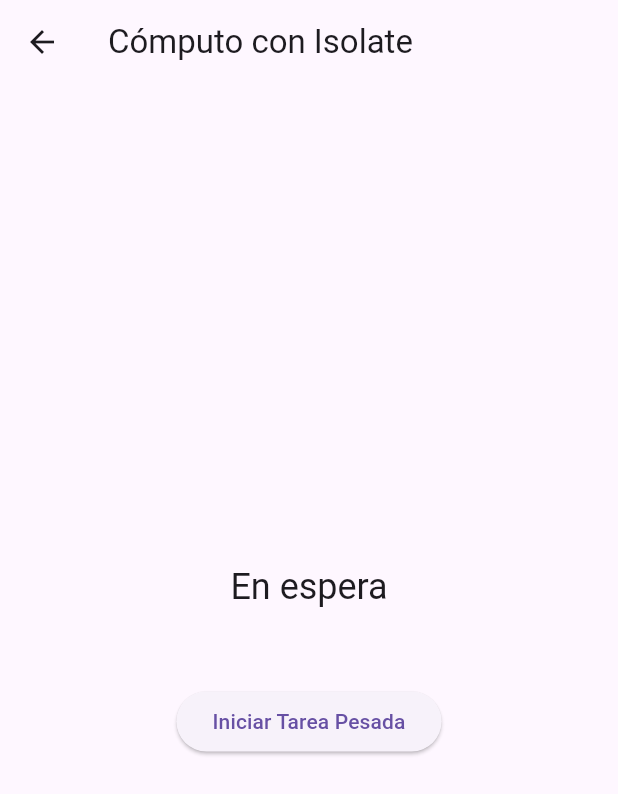
After one commit to Alexvarela010/flutter-course, a Flutter app: the IsolateScreen screen opened by its route, on a phone screen of 412 x 824 dp. The commit adds this screen. Shown: the top 794 px of the screen. Run offline on Flutter 3.47's test engine with Material 3 defaults, Android fonts, the phone set to English and light mode, and no system bars; our stand-ins replace go_router; network calls fail.

Commit message:
(feat): Implementa una pantalla que realiza un calculo en un isolate

```diff
--- a/lib/main.dart
+++ b/lib/main.dart
@@ -3,6 +3,7 @@ import 'package:go_router/go_router.dart';
 import 'screens/home_screen.dart';
 import 'screens/detail_screen.dart';
 import 'screens/timer_screen.dart';
+import 'screens/isolate_screen.dart'; // Importar la nueva pantalla
 
 void main() {
   runApp(const MyApp());
@@ -21,9 +22,13 @@ final GoRouter _router = GoRouter(
             return DetailScreen(value: value);
           },
         ),
-         GoRoute(
+        GoRoute(
           path: 'timer',
           builder: (context, state) => const TimerScreen(),
+        ),
+        GoRoute( // ruta para el Isolate
+          path: 'isolate',
+          builder: (context, state) => const IsolateScreen(),
         ),
       ],
     ),
--- a/lib/screens/home_screen.dart
+++ b/lib/screens/home_screen.dart
@@ -224,6 +224,12 @@ class _HomeScreenState extends State<HomeScreen> with SingleTickerProviderStateM
       floatingActionButton: Column(
         mainAxisAlignment: MainAxisAlignment.end,
         children: [
+           FloatingActionButton(
+            heroTag: 'isolate',
+            child: const Icon(Icons.memory),
+            onPressed: () => context.push('/isolate'),
+          ),
+          const SizedBox(height: 12),
           FloatingActionButton(
             heroTag: 'timer',
             child: const Icon(Icons.timer),
--- /dev/null
+++ b/lib/screens/isolate_screen.dart
@@ -0,0 +1,104 @@
+import 'dart:isolate';
+import 'package:flutter/material.dart';
+
+void heavyTask(SendPort sendPort) {
+  print('[Isolate] Iniciando tarea pesada...');
+  double result = 0;
+  for (var i = 0; i < 1000000000; i++) {
+    result += i;
+  }
+  print('[Isolate] Tarea completada. Enviando resultado...');
+  sendPort.send(result);
+}
+
+class IsolateScreen extends StatefulWidget {
+  const IsolateScreen({super.key});
+
+  @override
+  State<IsolateScreen> createState() => _IsolateScreenState();
+}
+
+class _IsolateScreenState extends State<IsolateScreen> {
+  bool _isRunning = false;
+  String _status = 'En espera';
+  String? _result;
+  Isolate? _isolate;
+
+  @override
+  void dispose() {
+    _isolate?.kill(priority: Isolate.immediate);
+    print('IsolateScreen: dispose -> Isolate detenido.');
+    super.dispose();
+  }
+
+  Future<void> _startHeavyTask() async {
+    if (_isRunning) return;
+
+    setState(() {
+      _isRunning = true;
+      _status = 'Procesando en Isolate...';
+      _result = null;
+    });
+
+    final receivePort = ReceivePort();
+
+    try {
+       print('[UI] Creando Isolate...');
+      _isolate = await Isolate.spawn(heavyTask, receivePort.sendPort);
+
+      final result = await receivePort.first;
+
+      print('[UI] Resultado recibido del Isolate.');
+      setState(() {
+        _status = 'Tarea completada';
+        _result = 'Resultado: ${result.toStringAsFixed(0)}';
+        _isRunning = false;
+      });
+
+    } catch (e) {
+      print('[UI] Error al ejecutar el Isolate: $e');
+      setState(() {
+         _status = 'Error';
+         _result = 'Ocurrió un error: $e';
+         _isRunning = false;
+      });
+    } finally {
+       _isolate?.kill(priority: Isolate.immediate);
+       _isolate = null;
+    }
+
+  }
+
+  @override
+  Widget build(BuildContext context) {
+    return Scaffold(
+      appBar: AppBar(
+        title: const Text('Cómputo con Isolate'),
+      ),
+      body: Center(
+        child: Padding(
+          padding: const EdgeInsets.all(16.0),
+          child: Column(
+            mainAxisAlignment: MainAxisAlignment.center,
+            children: [
+              Text(
+                _status,
+                style: Theme.of(context).textTheme.headlineSmall,
+              ),
+              const SizedBox(height: 20),
+              if (_isRunning)
+                const CircularProgressIndicator()
+              else if (_result != null)
+                Text(_result!, style: const TextStyle(fontSize: 18)),
+              const SizedBox(height: 30),
+              ElevatedButton(
+                onPressed: _isRunning ? null : _startHeavyTask,
+                child: const Text('Iniciar Tarea Pesada'),
+              ),
+            ],
+          ),
+        ),
+      ),
+    );
+  }
+}
```
